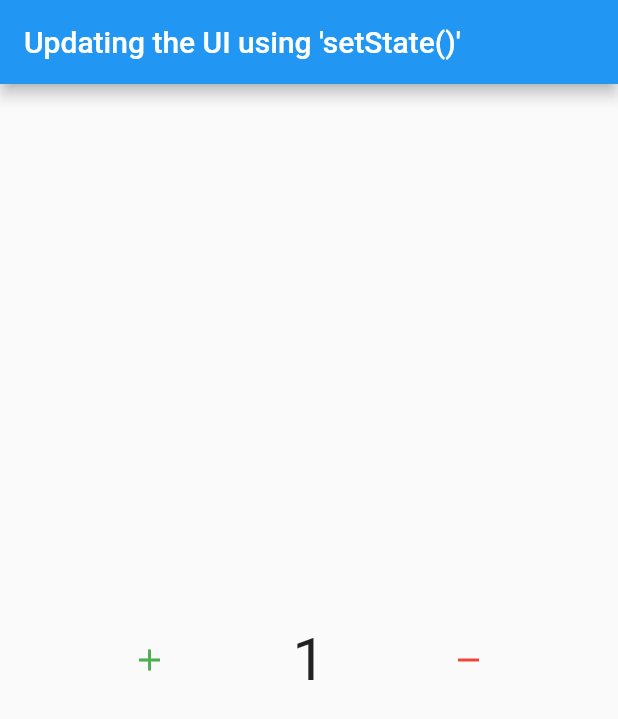
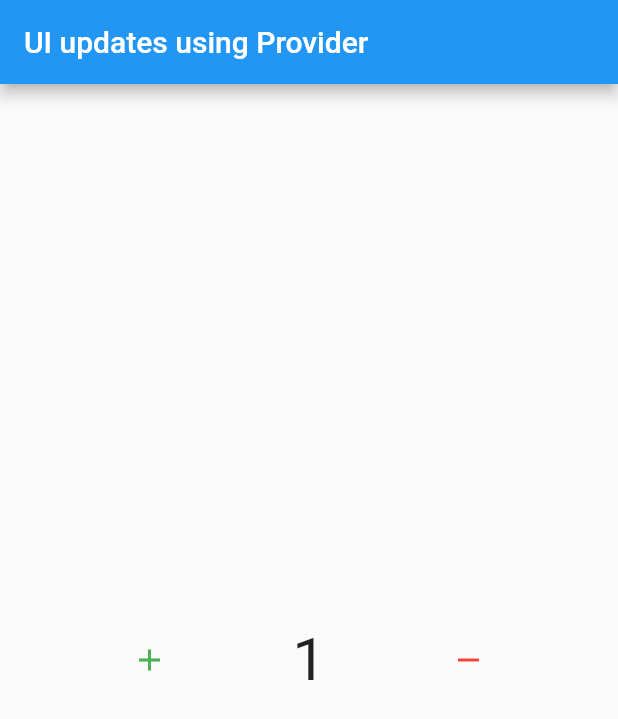
Before and after one commit to AntsInMyEy3sJohnson/KnowledgeBaseDartGoogleFlutter, a Flutter app: the screen it shows after launch, after a tap on the "add" icon, on a phone screen of 412 x 824 dp. Shown: the top 719 px of the screen. Run offline on Flutter 3.47's test engine with Material 2 defaults, Android fonts, the light colour scheme and no system bars.

Commit message:
Passing state with Provider

```diff
--- a/Chapter11_StateManagement/chapter_11_examples/lib/chapter_11_1_set_state_ui_updates/demo_page.dart
+++ b/Chapter11_StateManagement/chapter_11_examples/lib/chapter_11_1_set_state_ui_updates/demo_page.dart
@@ -54,7 +54,7 @@ class _DemoPageState extends State<DemoPage> {
   Widget build(BuildContext context) {
     return Scaffold(
       appBar: AppBar(
-        title: Text("Updating the UI using 'setState()'"),
+        title: Text("UI updates using 'setState()'"),
       ),
       body: Center(
         child: Padding(
--- /dev/null
+++ b/Chapter11_StateManagement/chapter_11_examples/lib/chapter_11_2_passing_state_with_provider/counter_model.dart
@@ -0,0 +1,27 @@
+import 'package:flutter/material.dart';
+
+// Business logic now within its own class, separated from the UI -- magnitudes
+// more desirable than previous solution because this is the foundation for
+// adhering to the SRP
+// The "Model" -- the business logic part -- now has to be linked to the UI part.
+// Step 1: Use the 'ChangeNotifierProvider' to create an instance of the model class
+// Step 2: Use 'Provider.of()' to retrieve the model class along with its state wherever needed
+class CounterModel with ChangeNotifier {
+
+  int _counter = 0;
+
+  int get currentCount => _counter;
+
+  void increment() {
+    _counter++;
+    // Notify listeners (widgets interested in the state) rather than invoking
+    // 'setState()' directly
+    notifyListeners();
+  }
+
+  void decrement() {
+    _counter--;
+    notifyListeners();
+  }
+
+}
--- /dev/null
+++ b/Chapter11_StateManagement/chapter_11_examples/lib/chapter_11_2_passing_state_with_provider/demo_page_using_provider.dart
@@ -0,0 +1,186 @@
+import 'package:chapter_11_examples/chapter_11_2_passing_state_with_provider/counter_model.dart';
+import 'package:flutter/material.dart';
+import 'package:provider/provider.dart';
+
+// Some more considerations on the Provider package:
+// * Using the Provider package permits working with StatelessWidget most of the
+// time (all the time?)
+// * class 'Provider<T>' exposes the static method 'Provider.of<T>()' that
+// retrieves the instance of the given type T from somewhere above in the widget
+// tree
+// * This is not only useful for implementing state change notifications, but
+// also to cache and expose class instances. This can be very useful for sharing
+// data between multiple pages.
+// * Problem: 'Provider.of<T>()' starts looking for the instance of T in the
+// widget tree one level above the calling widget. What if the method is called
+// in the same widget? --> Exception
+// --> Two solutions: (1) Wrap "providing" in parent widget; (2) Use 'Consumer<T>'
+// (See 'consumer_example.dart')
+
+// Good practices for using Provider
+// * Whenever 'Provider.of<T>(context)' is invoked, the associated widget is
+// rebuilt. This behavior is not desirable if Provider is used as a data cache,
+// so it can be disabled by passing 'listen: false' to the 'of<T>()' method. This
+// is also useful wherever a provider is invoked from outside the widget tree.
+// * In general, prefer using Consumer over using 'Provider.of<T>()' -- will
+// result in more fine-grained builds (only the parts of the widget tree that
+// actually need a value will be rebuilt)
+// * In case multiple providers are required, use 'MultiProvider'
+// * Don't put Providers too high up the widget tree -- ideally, a Provider
+// should be placed right above the first widget that needs it
+// * Providers can also be used to return 'Future<T>' values
+// * If widgets rebuild to often even when using Consumer, 'Selector<T, V>' offers
+// even more fine-grained control to what gets rebuilt
+// * In general, leave the default value for 'listen' -- 'true' -- in place
+// when inside the widget tree, and use 'listen: false' ALWAYS when a Provider
+// is called outside a 'build()' method (but don't worry about forgetting this,
+// because having it set to 'true' will yield a runtime exception, so you'll
+// definitely notice)
+// * With version 4.0, Provider introduced two extension methods on 'BuildContext'
+// that reduce the amount of boilerplate code to "watch" (listen: true) or "read"
+// (listen: false) a value
+// * Another extension method introduced is 'select' -- shorthand for implementing
+// a Selector
+// * Provider can be used even inside 'initState()' without a visible BuildContext
+// (though only with 'listen: false' because 'listen: true' is not allowed outside
+// a 'build()' method
+class DemoPageUsingProvider extends StatelessWidget {
+  const DemoPageUsingProvider();
+
+  @override
+  Widget build(BuildContext context) {
+    // Pre-4.0
+    // final counterModel = Provider.of<CounterModel>(context);
+    // Post-4.0 using extensions on BuildContext
+    final counterModel = context.watch<CounterModel>(); // --> listen: true
+
+    // final someValueToBeReadAndNotWatched =
+    //     context.read<Info>(); // --> listen: false
+    // ^ This would throw a runtime exception because a Provider is invoked
+    // with 'listen' set to 'false' inside a 'build()' method!
+
+    return Scaffold(
+      appBar: AppBar(
+        title: Text("UI updates using Provider"),
+      ),
+      body: Center(
+        child: Padding(
+          padding: const EdgeInsets.symmetric(horizontal: 40.0),
+          child: Row(
+            crossAxisAlignment: CrossAxisAlignment.center,
+            mainAxisAlignment: MainAxisAlignment.spaceAround,
+            children: [
+              IconButton(
+                  icon: const Icon(Icons.add),
+                  color: Colors.green,
+                  onPressed: counterModel.increment),
+              Text(
+                "${counterModel.currentCount}",
+                style: const TextStyle(fontSize: 40),
+              ),
+              IconButton(
+                icon: const Icon(Icons.remove),
+                color: Colors.red,
+                onPressed: counterModel.decrement,
+              ),
+            ],
+          ),
+        ),
+      ),
+    );
+  }
+}
+
+class WidgetUsingSelector extends StatelessWidget {
+  @override
+  Widget build(BuildContext context) {
+    // Caution: When using Selector, make sure to use classes that override
+    // 'operator==' or collections -- using mutable classes, the results might
+    // not be as expected
+    return Selector<Info, String>(
+      selector: (context, info) => info.text,
+      // Defining 'shouldRebuild()' is not useful here since Selector
+      // will perform a deep comparison of the "selected", new value with
+      // the previous one anyway, but in case a more sophisticated comparison
+      // is required, it can be implemented within 'shouldRebuild()'
+      shouldRebuild: (previous, next) => previous != next,
+      builder: (context, text, _) {
+        return Text("$text");
+      },
+    );
+  }
+}
+
+class WidgetWithFutureProvider extends StatelessWidget {
+  @override
+  Widget build(BuildContext context) {
+    // Listens to a Future and exposes result to children
+    return FutureProvider<String>(
+      create: (_) async => _performHttpRequest(),
+      catchError: (context, error) => "Something somewhere went terribly wrong",
+      child: const Text("My widgets go here as usual"),
+      // Default of 'true' will invoke 'create()' only once the value is read
+      // and by setting this to 'false', the method will be invoked immediately
+      // (--> read: the future will be fetched immediately)
+      lazy: false,
+    );
+  }
+
+  Future<String> _performHttpRequest() {
+    return Future.value("Result of some HTTP request");
+  }
+}
+
+class WidgetWithMultiProvider extends StatelessWidget {
+  @override
+  Widget build(BuildContext context) {
+    return MultiProvider(
+      providers: [
+        Provider<Info>(create: (_) => Info()),
+        Provider<MoreInfo>(create: (_) => MoreInfo()),
+        // ...
+      ],
+      child: const Text("Hi."),
+    );
+  }
+}
+
+class BetterYo extends StatelessWidget {
+  @override
+  Widget build(BuildContext context) {
+    return Center(
+      child: Padding(
+        // Better: Use Consumer -- only Text will be rebuilt
+        padding: EdgeInsets.symmetric(horizontal: 10, vertical: 20),
+        child: Consumer<Info>(
+          builder: (_, info, __) => Text("${info.text}"),
+        ),
+      ),
+    );
+  }
+}
+
+class BadMkay extends StatelessWidget {
+  @override
+  Widget build(BuildContext context) {
+    final info = Provider.of<Info>(context);
+
+    // Problem: Only the inner Text widget is really interested in the value,
+    // but using Provider like this, Center and Padding will also be rebuilt.
+    // Bad!
+    return Center(
+      child: Padding(
+        padding: EdgeInsets.symmetric(horizontal: 10, vertical: 20),
+        child: Text("${info.text}"),
+      ),
+    );
+  }
+}
+
+class Info {
+  final String text = "Blubbo";
+}
+
+class MoreInfo {
+  final String moreText = "Blubba";
+}
--- a/Chapter11_StateManagement/chapter_11_examples/lib/main.dart
+++ b/Chapter11_StateManagement/chapter_11_examples/lib/main.dart
@@ -1,18 +1,31 @@
 import 'package:chapter_11_examples/chapter_11_1_set_state_ui_updates/demo_page.dart';
+import 'package:chapter_11_examples/chapter_11_2_passing_state_with_provider/counter_model.dart';
+import 'package:chapter_11_examples/chapter_11_2_passing_state_with_provider/demo_page_using_provider.dart';
 import 'package:flutter/material.dart';
+import 'package:provider/provider.dart';
 
 void main() {
-  runApp(MyApp());
+  runApp(const MyApp());
 }
 
 class MyApp extends StatelessWidget {
+
+  const MyApp();
+
   // This widget is the root of your application.
   @override
   Widget build(BuildContext context) {
     return MaterialApp(
       title: 'Flutter Demo',
       // Note to self: MUST NOT FORGET 'CONST' CONSTRUCTOR!
-      home: const DemoPage(),
+      // home: const DemoPage(),
+      home: ChangeNotifierProvider(
+        create: (context) => CounterModel(),
+        // By doing this, 'DemoPageUsingProvider' becomes a
+        // listener to the invocations of 'notifyListeners()'
+        // within the model class
+        child: const DemoPageUsingProvider(),
+      ),
     );
   }
 }
--- a/Chapter11_StateManagement/chapter_11_examples/pubspec.yaml
+++ b/Chapter11_StateManagement/chapter_11_examples/pubspec.yaml
@@ -23,6 +23,7 @@ environment:
 dependencies:
   flutter:
     sdk: flutter
+  provider: ^4.3.2
 
 
   # The following adds the Cupertino Icons font to your application.
--- a/Chapter11_StateManagement/main.dart
+++ /dev/null
@@ -1,5 +0,0 @@
-void main () {
-
-
-
-}
```
Also changed, not shown: Chapter11_StateManagement/chapter_11_examples/lib/chapter_11_2_passing_state_with_provider/consumer_example.dart (added, +31 -0 lines), Chapter11_StateManagement/chapter_11_examples/pubspec.lock.
